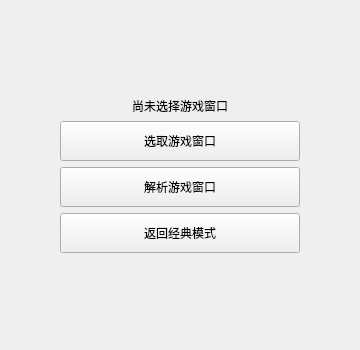
dingmark1/GameLens-public, file beta/ui_beta/game_lens_beta_window.ui: the form before one commit.
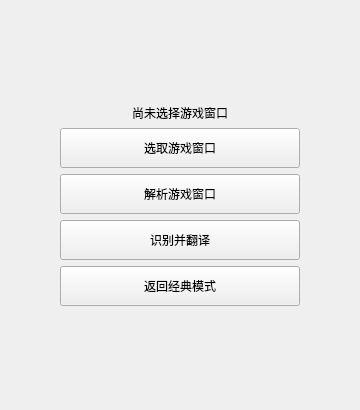
The form after the commit.

Commit message: beta版本的history功能

Patch:
```diff
--- a/beta/ui_beta/game_lens_beta_window.ui
+++ b/beta/ui_beta/game_lens_beta_window.ui
@@ -8,13 +8,13 @@
   <property name="minimumSize">
    <size>
     <width>360</width>
-    <height>350</height>
+    <height>410</height>
    </size>
   </property>
   <property name="maximumSize">
    <size>
     <width>360</width>
-    <height>350</height>
+    <height>410</height>
    </size>
   </property>
   <layout class="QVBoxLayout" name="verticalLayout">
@@ -100,6 +100,25 @@
      </property>
     </widget>
    </item>
+   <item>
+    <widget class="QPushButton" name="recognize_and_translate_button">
+     <property name="minimumSize">
+      <size>
+       <width>240</width>
+       <height>40</height>
+      </size>
+     </property>
+     <property name="maximumSize">
+      <size>
+       <width>240</width>
+       <height>40</height>
+      </size>
+     </property>
+     <property name="text">
+      <string>识别并翻译</string>
+     </property>
+    </widget>
+   </item>
    <item>
     <widget class="QPushButton" name="return_classic_mode_button">
      <property name="minimumSize">
```
The commit also changes 10 other files.
